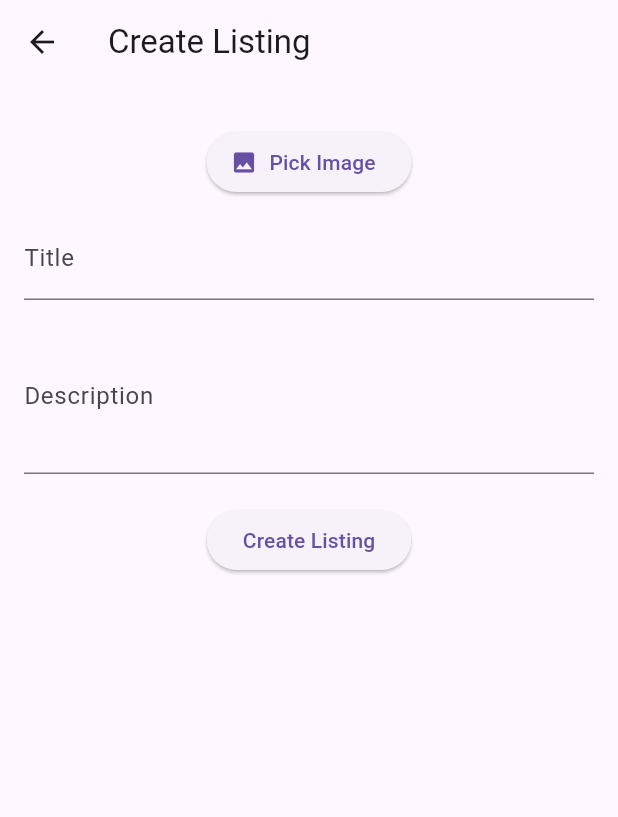
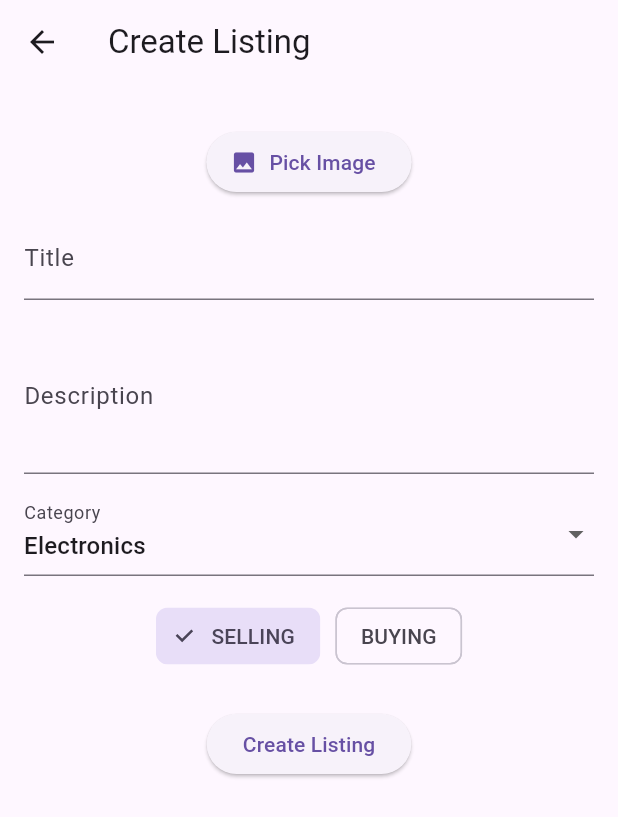
Before and after one commit to Vercii/NESBYY, a Flutter app: the screen it shows after launch, after a tap on the "add" icon, on a phone screen of 412 x 824 dp. Shown: the top 817 px of the screen. Run offline on Flutter 3.47's test engine with Material 3 defaults, Android fonts, the light colour scheme and no system bars; our stand-ins replace cloud_firestore, firebase_auth, firebase_core, firebase_storage, flutter_riverpod, image_picker; accounts and stored records are empty; generated files the repository leaves out were written again.

Commit message:
Categories Added
Added BUYING and SELLING options, along with other categories.

```diff
--- a/lib/main.dart
+++ b/lib/main.dart
@@ -15,7 +15,7 @@ class MyApp extends StatelessWidget {
   @override
   Widget build(BuildContext context) {
     return MaterialApp(
-      title: 'Nesbyy Marketplace',
+      title: 'NESBYY',
       theme: ThemeData(primarySwatch: Colors.blue),
       home: const HomeScreen(),
     );
--- a/lib/models/listing.dart
+++ b/lib/models/listing.dart
@@ -1,4 +1,3 @@
-// lib/models/listing.dart
 import 'package:cloud_firestore/cloud_firestore.dart';
 
 class Listing {
@@ -6,6 +5,8 @@ class Listing {
   final String title;
   final String description;
   final String imageUrl;
+  final String category;
+  final String type; // BUYING or SELLING
   final Timestamp createdAt;
 
   Listing({
@@ -13,26 +14,30 @@ class Listing {
     required this.title,
     required this.description,
     required this.imageUrl,
+    required this.category,
+    required this.type,
     required this.createdAt,
   });
 
-  // Factory to create a Listing from Firestore data
   factory Listing.fromMap(Map<String, dynamic> data, String documentId) {
     return Listing(
       id: documentId,
       title: data['title'] ?? 'No title',
       description: data['description'] ?? '',
       imageUrl: data['imageUrl'] ?? '',
+      category: data['category'] ?? 'Other',
+      type: data['type'] ?? 'SELLING',
       createdAt: data['createdAt'] ?? Timestamp.now(),
     );
   }
 
-  // Convert Listing to a Map for Firestore
   Map<String, dynamic> toMap() {
     return {
       'title': title,
       'description': description,
       'imageUrl': imageUrl,
+      'category': category,
+      'type': type,
       'createdAt': createdAt,
     };
   }
--- a/lib/screens/create_listing_screen.dart
+++ b/lib/screens/create_listing_screen.dart
@@ -23,6 +23,18 @@ class _CreateListingScreenState extends State<CreateListingScreen> {
   bool _isLoading = false;
 
   final picker = ImagePicker();
+
+  // ⭐ NEW FIELDS
+  String _selectedCategory = 'Electronics';
+  String _listingType = 'SELLING';
+
+  final List<String> _categories = [
+    'Electronics',
+    'Books',
+    'Clothing',
+    'Furniture',
+    'Other',
+  ];
 
   Future<void> _pickImage() async {
     final pickedFile = await picker.pickImage(source: ImageSource.gallery);
@@ -54,12 +66,14 @@ class _CreateListingScreenState extends State<CreateListingScreen> {
         imageUrl = await _uploadImage(_imageFile!) ?? '';
       }
 
-      // Create Listing object
+      // ⭐ Create Listing object with NEW fields
       final listing = Listing(
-        id: '', // Firestore will generate ID
+        id: '', // Firestore generates ID
         title: _titleController.text.trim(),
         description: _descriptionController.text.trim(),
         imageUrl: imageUrl,
+        category: _selectedCategory,
+        type: _listingType,
         createdAt: Timestamp.now(),
       );
 
@@ -71,13 +85,17 @@ class _CreateListingScreenState extends State<CreateListingScreen> {
       // Clear fields
       _titleController.clear();
       _descriptionController.clear();
-      setState(() => _imageFile = null);
+
+      setState(() {
+        _imageFile = null;
+        _selectedCategory = 'Electronics';
+        _listingType = 'SELLING';
+      });
 
       ScaffoldMessenger.of(
         context,
       ).showSnackBar(const SnackBar(content: Text('Listing created!')));
     } catch (e) {
-      // Show error
       ScaffoldMessenger.of(context).showSnackBar(
         SnackBar(content: Text('Error during listing creation: $e')),
       );
@@ -96,6 +114,7 @@ class _CreateListingScreenState extends State<CreateListingScreen> {
           key: _formKey,
           child: Column(
             children: [
+              // IMAGE PREVIEW
               if (_imageFile != null)
                 Image.file(
                   _imageFile!,
@@ -103,20 +122,28 @@ class _CreateListingScreenState extends State<CreateListingScreen> {
                   height: 200,
                   fit: BoxFit.cover,
                 ),
+
               const SizedBox(height: 12),
+
               ElevatedButton.icon(
                 onPressed: _pickImage,
                 icon: const Icon(Icons.image),
                 label: const Text('Pick Image'),
               ),
+
               const SizedBox(height: 12),
+
+              // TITLE
               TextFormField(
                 controller: _titleController,
                 decoration: const InputDecoration(labelText: 'Title'),
                 validator: (value) =>
                     value == null || value.isEmpty ? 'Enter title' : null,
               ),
+
               const SizedBox(height: 12),
+
+              // DESCRIPTION
               TextFormField(
                 controller: _descriptionController,
                 decoration: const InputDecoration(labelText: 'Description'),
@@ -124,7 +151,44 @@ class _CreateListingScreenState extends State<CreateListingScreen> {
                 validator: (value) =>
                     value == null || value.isEmpty ? 'Enter description' : null,
               ),
-              const SizedBox(height: 20),
+
+              const SizedBox(height: 12),
+
+              // ⭐ CATEGORY DROPDOWN
+              DropdownButtonFormField<String>(
+                value: _selectedCategory,
+                items: _categories
+                    .map((c) => DropdownMenuItem(value: c, child: Text(c)))
+                    .toList(),
+                onChanged: (value) {
+                  setState(() => _selectedCategory = value!);
+                },
+                decoration: const InputDecoration(labelText: 'Category'),
+              ),
+
+              const SizedBox(height: 16),
+
+              // ⭐ BUYING / SELLING SELECTOR
+              Row(
+                mainAxisAlignment: MainAxisAlignment.center,
+                children: [
+                  ChoiceChip(
+                    label: const Text('SELLING'),
+                    selected: _listingType == 'SELLING',
+                    onSelected: (_) => setState(() => _listingType = 'SELLING'),
+                  ),
+                  const SizedBox(width: 10),
+                  ChoiceChip(
+                    label: const Text('BUYING'),
+                    selected: _listingType == 'BUYING',
+                    onSelected: (_) => setState(() => _listingType = 'BUYING'),
+                  ),
+                ],
+              ),
+
+              const SizedBox(height: 24),
+
+              // SUBMIT BUTTON
               _isLoading
                   ? const CircularProgressIndicator()
                   : ElevatedButton(
--- a/lib/screens/home_screen.dart
+++ b/lib/screens/home_screen.dart
@@ -12,10 +12,7 @@ class HomeScreen extends StatelessWidget {
     final listingsRef = FirebaseFirestore.instance.collection('listings');
 
     return Scaffold(
-      appBar: AppBar(
-        title: const Text('Nesbyy Marketplace'),
-        centerTitle: true,
-      ),
+      appBar: AppBar(title: const Text('NESBYY'), centerTitle: true),
       body: StreamBuilder<QuerySnapshot>(
         stream: listingsRef.snapshots(),
         builder: (context, snapshot) {
```
Also changed, not shown: lib/widgets/listing_card.dart (+50 -3 lines).
